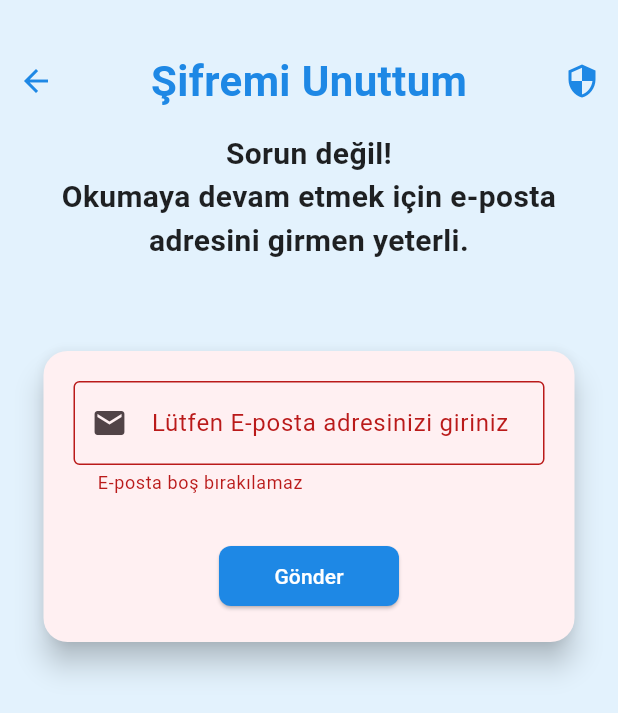
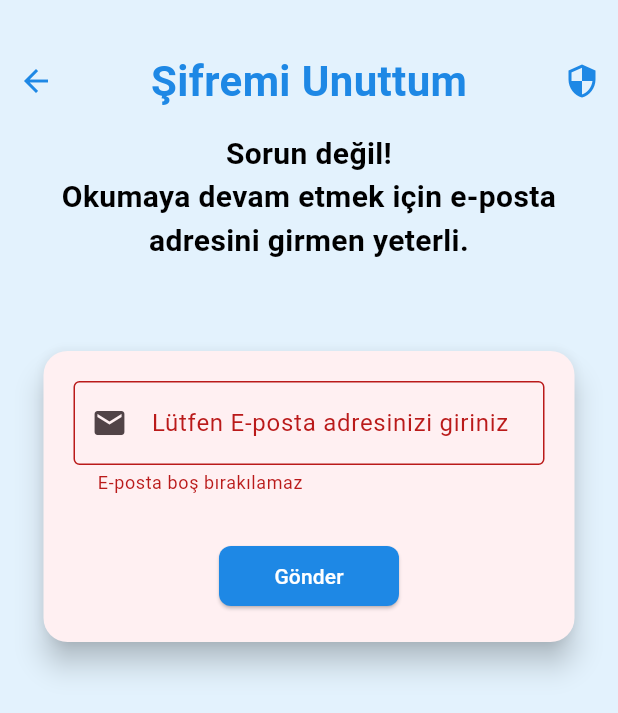
Before and after one commit to FurkanOguzgoksu/flutter-api-book-example, a Flutter app: the PageForgotPassword screen opened directly, after a tap on "Gönder", on a phone screen of 412 x 824 dp. Shown: the top 713 px of the screen. Run offline on Flutter 3.47's test engine with Material 3 defaults, Android fonts, the phone set to English and light mode, and no system bars; our stand-ins replace animated_text_kit, connectivity_plus, shared_preferences; accounts and stored records are empty.

Commit message:
update colors became global

```diff
--- a/lib/pages/user_operations/page_forgot_password.dart
+++ b/lib/pages/user_operations/page_forgot_password.dart
@@ -62,9 +62,8 @@ class _PageForgotPasswordState extends State<PageForgotPassword> {
                   ),
                 ],
               ),
-
               const SizedBox(height: 10),
-              const Padding(
+              Padding(
                 padding: EdgeInsets.symmetric(horizontal: 24.0),
                 child: Center(
                   child: Text(
@@ -72,14 +71,13 @@ class _PageForgotPasswordState extends State<PageForgotPassword> {
                     textAlign: TextAlign.center,
                     style: TextStyle(
                       fontSize: 20,
-                      color: Colors.black87,
+                      color: kBlackColor,
                       fontWeight: FontWeight.bold,
                     ),
                   ),
                 ),
               ),
               const SizedBox(height: 30),
-
               // Expanded, içindeki widget’ın mümkün olan tüm boş alanı kaplamasını sağlar.
               // Flexible da boş alanı kullanır ama gerekirse sıkışabilir, yani “gerektiği kadar yer kapla” der.
               Flexible(
@@ -143,6 +141,8 @@ class _PageForgotPasswordState extends State<PageForgotPassword> {
                                             );
 
                                             if (resultCode == 200) {
+                                              if (!context.mounted) return;
+
                                               ScaffoldMessenger.of(
                                                 context,
                                               ).showSnackBar(
@@ -157,6 +157,8 @@ class _PageForgotPasswordState extends State<PageForgotPassword> {
                                                 ),
                                               );
                                             } else {
+                                              if (!context.mounted) return;
+
                                               ScaffoldMessenger.of(
                                                 context,
                                               ).showSnackBar(
@@ -180,9 +182,9 @@ class _PageForgotPasswordState extends State<PageForgotPassword> {
                                       borderRadius: BorderRadius.circular(8),
                                     ),
                                   ),
-                                  child: const Text(
+                                  child: Text(
                                     "Gönder",
-                                    style: TextStyle(color: Colors.white),
+                                    style: TextStyle(color: kTextWhiteColor),
                                   ),
                                 ),
                               ),
```
